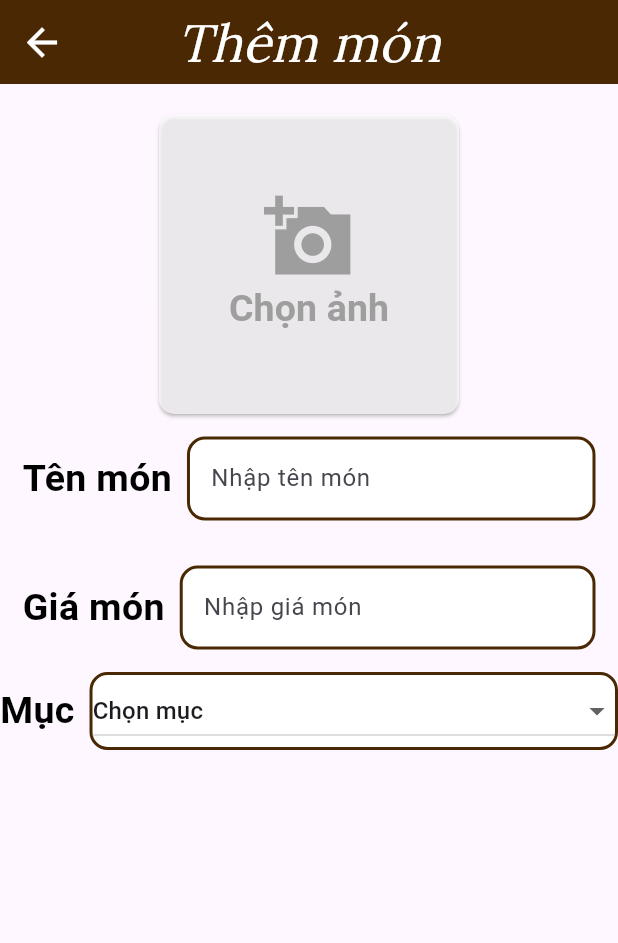
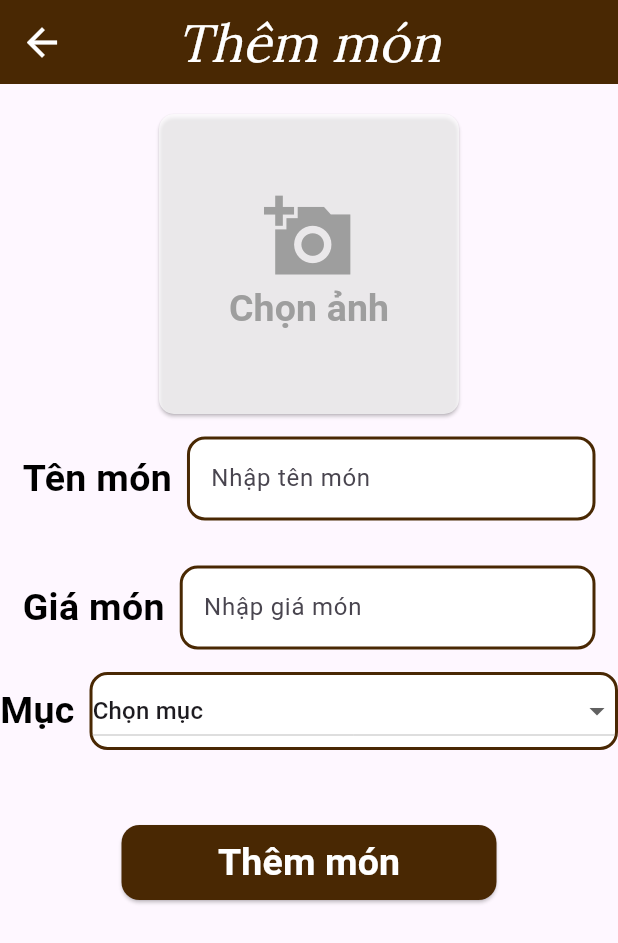
Before and after one commit to mtrine/Coffee-management, a Flutter app: the AddProductPage screen opened directly, after a tap on "Chọn ảnh", on a phone screen of 412 x 824 dp. Shown: the top 943 px of the screen. Run offline on Flutter 3.47's test engine with Material 3 defaults, Android fonts, the phone set to English and light mode, and no system bars; our stand-ins replace cloud_firestore, firebase_core, firebase_storage, get, image_picker; accounts and stored records are empty; Roboto replaces fonts that are missing (Secondary Family).

Commit message:
complete add menu

```diff
--- a/lib/src/firebase/category_firestore.dart
+++ b/lib/src/firebase/category_firestore.dart
@@ -61,18 +61,18 @@ class CategoryFireStore  {
   }
 
   Future<List<Categories>> getAllDocuments() async {
-    List<Categories> products = [];
+    List<Categories> category = [];
     try {
       QuerySnapshot querySnapshot = await _firestore.collection(_collection).get();
       List<DocumentSnapshot> documents = querySnapshot.docs;
       for (var doc in documents) {
         // Xây dựng một đối tượng Product từ dữ liệu của mỗi tài liệu
         Categories product = Categories(doc.id, doc['name'],  doc['image_url']);
-        products.add(product);
+        category.add(product);
       }
     } catch (e) {
       print('Error getting documents: $e');
     }
-    return products;
+    return category;
   }
 }
--- /dev/null
+++ b/lib/src/firebase/firebase_storage.dart
@@ -0,0 +1,38 @@
+import 'dart:io';
+import 'package:firebase_storage/firebase_storage.dart';
+import 'package:image_picker/image_picker.dart';
+
+class StorageService {
+  final picker = ImagePicker();
+  final FirebaseStorage _storage = FirebaseStorage.instance;
+
+  Future<XFile?> pickImage() async {
+    try {
+      final XFile? image = await picker.pickImage(source: ImageSource.gallery);
+      return image;
+    } catch (e) {
+      print('Error picking image: $e');
+      return null;
+    }
+  }
+
+  Future<String> uploadFile(File file, String folderName) async {
+    try {
+      var imageName = DateTime.now().millisecondsSinceEpoch.toString();
+      var storageRef = _storage.ref().child('$folderName/$imageName.jpg');
+
+      // Tải hình lên Firebase
+      var uploadTask = storageRef.putFile(file);
+
+      // Chờ cho đến khi tệp được tải lên sau đó lưu trữ url tải xuống
+      var snapshot = await uploadTask;
+      var downloadUrl = await snapshot.ref.getDownloadURL();
+
+      // Trả về url tải xuống
+      return downloadUrl;
+    } catch (e) {
+      print('Error uploading file: $e');
+      throw e; // Rethrow để cho phép các phần khác của ứng dụng xử lý lỗi này nếu cần
+    }
+  }
+}
--- a/lib/src/modules/editMenuPage/addProductPage/add_product_page.dart
+++ b/lib/src/modules/editMenuPage/addProductPage/add_product_page.dart
@@ -1,9 +1,14 @@
-import 'package:flutter/cupertino.dart';
+import 'package:cloud_firestore/cloud_firestore.dart';
 import 'package:flutter/material.dart';
-import 'package:flutter/widgets.dart';
+import 'dart:io';
+import 'package:get/get.dart';
+import 'package:image_picker/image_picker.dart';
 import 'package:qlqn/src/models/category.dart';
-
+import 'package:qlqn/src/models/product.dart';
 import '../../../firebase/category_firestore.dart';
+import '../../../firebase/firebase_storage.dart';
+import '../../../firebase/product_firestore.dart';
+import 'components/textfield_add_product.dart';
 
 
 class AddProductPage extends StatefulWidget {
@@ -15,7 +20,9 @@ class AddProductPage extends StatefulWidget {
 
 class _AddProductPageState extends State<AddProductPage> {
   List<Categories> categories = [];
-  String _dropDownValue='';
+  var dropDownValue=''.obs;
+  String categoryId = '';
+  XFile? image;
   TextEditingController nameController = TextEditingController();
 
   TextEditingController priceController = TextEditingController();
@@ -23,7 +30,7 @@ class _AddProductPageState extends State<AddProductPage> {
   void initState() {
     super.initState();
     _fetchCategories();
-    _dropDownValue="Chọn mục";
+    dropDownValue.value="Chọn mục";
   }
 
   Future<void> _fetchCategories() async {
@@ -33,11 +40,40 @@ class _AddProductPageState extends State<AddProductPage> {
     });
   }
 
-  void dropDownValue(String? value) {
+  Future<void> addProduct() async {
+    try {
+      String url = await StorageService().uploadFile(File(image!.path), 'upload');
+      int unitPrice = int.parse(priceController.text);
+      DocumentReference categoryRef = FirebaseFirestore.instance.collection('Category').doc(categoryId);
+      Product product = Product("", nameController.text, unitPrice, url, categoryRef);
+      await ProductFireStore().insert(product);
+
+      // Hiển thị Snackbar thông báo thành công
+      ScaffoldMessenger.of(context).showSnackBar(SnackBar(
+        content: Text('Thêm sản phẩm thành công'),
+        duration: Duration(seconds: 2), // Thời gian hiển thị Snackbar
+      ));
+
+      // Đặt lại trạng thái ban đầu
+      setState(() {
+        image = null;
+        nameController.text = '';
+        priceController.text = '';
+        dropDownValue.value = 'Chọn mục';
+      });
+    } catch (error) {
+      print('Error adding product: $error');
+      // Hiển thị Snackbar thông báo thất bại
+      ScaffoldMessenger.of(context).showSnackBar(SnackBar(
+        content: Text('Thêm sản phẩm thất bại'),
+        duration: Duration(seconds: 2), // Thời gian hiển thị Snackbar
+      ));
+    }
+  }
+
+  void FdropDownValue(String? value) {
     if (value != null) {
-      setState(() {
-        _dropDownValue = value;
-      });
+        dropDownValue.value = value;
     }
   }
   @override
@@ -61,13 +97,15 @@ class _AddProductPageState extends State<AddProductPage> {
       body: SafeArea(
         child: SingleChildScrollView(
           child:Column(
+            mainAxisAlignment: MainAxisAlignment.center,
             children: [
               Padding(
                 padding: const EdgeInsets.only(top: 20),
                 child: Center(
                   child: ElevatedButton(
-                      onPressed: (){
-                        print(_dropDownValue);
+                      onPressed: () async{
+                        image = await StorageService().pickImage();
+                        setState(() {});
                       },
                       style: ElevatedButton.styleFrom(
                         backgroundColor: Colors.white70,
@@ -76,23 +114,30 @@ class _AddProductPageState extends State<AddProductPage> {
                           borderRadius: BorderRadius.circular(10),
                         ),
                       ),
-                      child: const Center(
+                      child:  image != null
+                          ? Image.file(
+                        File(image!.path),
+                        fit: BoxFit.cover,
+                        width: double.infinity,
+                        height: double.infinity,
+                      )
+                          : const Center(
                         child: Column(
                           mainAxisAlignment: MainAxisAlignment.center,
-                            children:[
-                              Icon(Icons.add_a_photo_sharp,color: Colors.grey,size:60),
+                          children: [
+                            Icon(Icons.add_a_photo_sharp, color: Colors.grey, size: 60),
                             Text(
                               'Chọn ảnh',
                               style: TextStyle(
                                 color: Colors.grey,
                                 fontSize: 25,
                                 fontFamily: 'Secondary Family',
-                                    fontWeight: FontWeight.bold
+                                fontWeight: FontWeight.bold,
                               ),
                             ),
-                            ]
+                          ],
                         ),
-                      )
+                      ),
                   ),
                 ),
               ),
@@ -120,8 +165,9 @@ class _AddProductPageState extends State<AddProductPage> {
                           width: 2,
                         ),
                       ),
-                      child: DropdownButton<String>(
-                        value: _dropDownValue.isNotEmpty ?  _dropDownValue : null,
+                      child: Obx(
+                        ()=>DropdownButton<String>(
+                          value: dropDownValue.value.isNotEmpty ?  dropDownValue.value : null,
                           isExpanded: true,
                           items: [
                             const DropdownMenuItem<String>(
@@ -136,12 +182,37 @@ class _AddProductPageState extends State<AddProductPage> {
                             }).toList(),
                           ],
                           onChanged: (value) {
-                          dropDownValue(value);
+                            FdropDownValue(value);
+                            var selectCategory= categories.firstWhere((element) => element.name == value);
+                            categoryId = selectCategory.id;
                           },
                         ),
                       ),
                     ),
+                  ),
                 ],
+              ),
+              Padding(
+                padding: const EdgeInsets.only(top: 50),
+                child: ElevatedButton(
+                    onPressed: addProduct,
+                    style: ElevatedButton.styleFrom(
+                      backgroundColor: const Color(0xFF492803),
+                      fixedSize: const Size(250, 50),
+                      shape: RoundedRectangleBorder(
+                        borderRadius: BorderRadius.circular(12),
+                      ),
+                    ),
+                    child: Text(
+                      'Thêm món',
+                      style: TextStyle(
+                          color: Colors.white,
+                          fontSize: 25,
+                          fontFamily: 'Secondary Family',
+                          fontWeight: FontWeight.bold
+                      ),
+                    ),
+                ),
               )
             ],
           )
@@ -150,53 +221,3 @@ class _AddProductPageState extends State<AddProductPage> {
     );
   }
 }
-
-class TextFieldAddProduct extends StatelessWidget {
-  TextFieldAddProduct({
-    super.key,
-    required this.hintText,
-    required this.content,
-    required this.controller
-  });
-  String hintText ;
-  String content ;
-  TextEditingController controller ;
-  @override
-  Widget build(BuildContext context) {
-    return Padding(
-      padding: const EdgeInsets.all(15.0),
-      child: Row(
-        children: [
-          Text(
-            content,
-            style: const TextStyle(
-                color: Colors.black,
-                fontSize: 25,
-                fontFamily: 'Roboto',
-                fontWeight: FontWeight.bold
-            ),
-          ),
-         const SizedBox(width: 10), // Add this line
-         Expanded(
-           child: TextField(
-             controller: controller,
-             decoration: InputDecoration(
-               filled: true,
-               fillColor: Colors.white,
-               hintText: hintText,
-               enabledBorder: OutlineInputBorder(
-                   borderRadius: BorderRadius.circular(12), // Bo góc
-                   borderSide: const BorderSide(color:  Color(0xFF492803), width: 2.0)
-               ),
-               focusedBorder: OutlineInputBorder(
-                   borderRadius: BorderRadius.circular(8), // Bo góc
-                   borderSide: const BorderSide(color:  Color(0xFF492803), width: 2.0)
-               ),
-             ),
-           ),
-         )
-        ],
-      ),
-    );
-  }
-}
--- /dev/null
+++ b/lib/src/modules/editMenuPage/addProductPage/components/textfield_add_product.dart
@@ -0,0 +1,50 @@
+import 'package:flutter/material.dart';
+class TextFieldAddProduct extends StatelessWidget {
+  TextFieldAddProduct({
+    super.key,
+    required this.hintText,
+    required this.content,
+    required this.controller
+  });
+  String hintText ;
+  String content ;
+  TextEditingController controller ;
+  @override
+  Widget build(BuildContext context) {
+    return Padding(
+      padding: const EdgeInsets.all(15.0),
+      child: Row(
+        children: [
+          Text(
+            content,
+            style: const TextStyle(
+                color: Colors.black,
+                fontSize: 25,
+                fontFamily: 'Roboto',
+                fontWeight: FontWeight.bold
+            ),
+          ),
+          const SizedBox(width: 10), // Add this line
+          Expanded(
+            child: TextField(
+              controller: controller,
+              decoration: InputDecoration(
+                filled: true,
+                fillColor: Colors.white,
+                hintText: hintText,
+                enabledBorder: OutlineInputBorder(
+                    borderRadius: BorderRadius.circular(12), // Bo góc
+                    borderSide: const BorderSide(color:  Color(0xFF492803), width: 2.0)
+                ),
+                focusedBorder: OutlineInputBorder(
+                    borderRadius: BorderRadius.circular(8), // Bo góc
+                    borderSide: const BorderSide(color:  Color(0xFF492803), width: 2.0)
+                ),
+              ),
+            ),
+          )
+        ],
+      ),
+    );
+  }
+}
--- a/pubspec.yaml
+++ b/pubspec.yaml
@@ -35,7 +35,8 @@ dependencies:
   cloud_firestore: ^4.17.2
   get: ^4.6.6
   font_awesome_flutter: ^10.7.0
-
+  image_picker: ^1.1.1
+  firebase_storage: ^11.7.5
   # The following adds the Cupertino Icons font to your application.
   # Use with the CupertinoIcons class for iOS style icons.
   cupertino_icons: ^1.0.6
```
Also changed, not shown: lib/src/firebase/product_firestore.dart (+6 -1 lines), pubspec.lock. Lines whose indentation alone changed are shown as unchanged.
